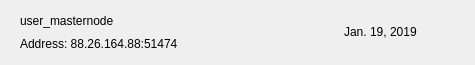
Before: the Qt Designer form src/qt/hodlcash/forms/mnrow.ui in MichaelHDesigns/HodlCash, drawn with Qt 5.
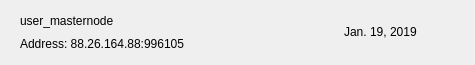
After: the same form once the commit is applied. Icons and pictures are not drawn.

The edit to the form file:
```diff
--- a/src/qt/hodlcash/forms/mnrow.ui
+++ b/src/qt/hodlcash/forms/mnrow.ui
@@ -87,7 +87,7 @@
          <item>
           <widget class="QLabel" name="labelAddress">
            <property name="text">
-            <string>Address: 88.26.164.88:51474</string>
+            <string>Address: 88.26.164.88:996105</string>
            </property>
           </widget>
          </item>
```
